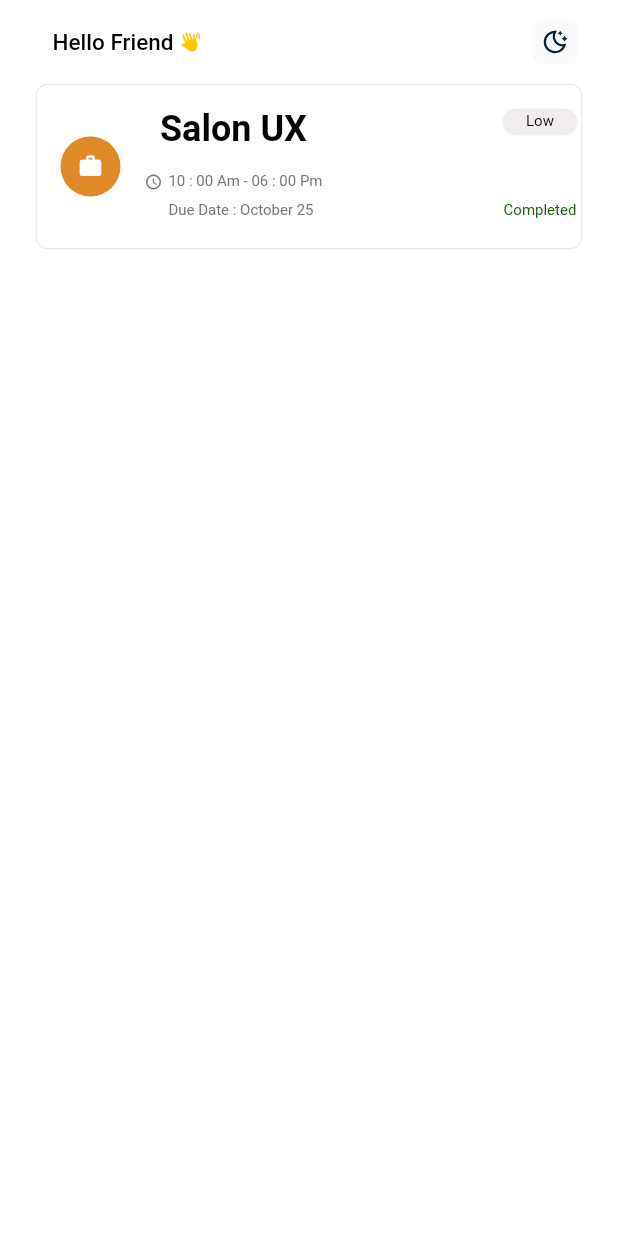
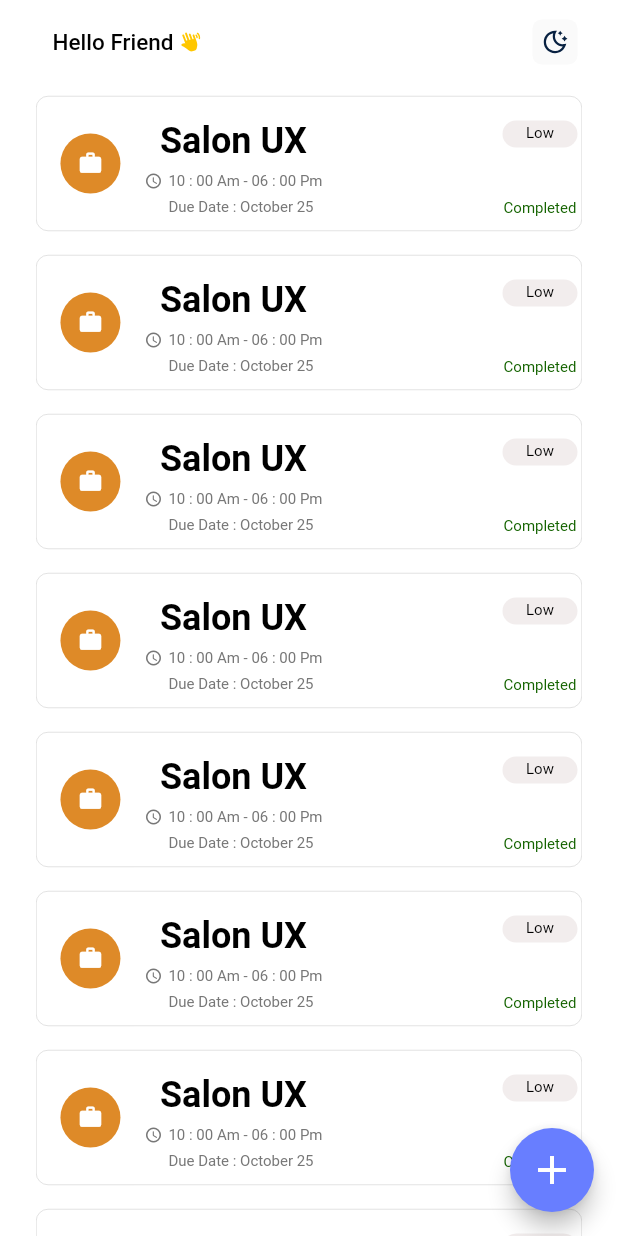
Before and after one commit to Rwan00/ToDo_Trax, a Flutter app: the screen it shows after launch, on a phone screen of 412 x 824 dp. Run offline on Flutter 3.47's test engine with Material 2 defaults, Android fonts, the phone set to English and light mode, and no system bars; our stand-ins replace flutter_staggered_animations, flutter_svg, get, get_storage, google_fonts, page_transition.

Commit message:
Show Tasks & Add BottomSheet

```diff
--- /dev/null
+++ b/lib/ui/methods/show_ongoing_tasks.dart
@@ -0,0 +1,30 @@
+import 'package:flutter/material.dart';
+import 'package:flutter_staggered_animations/flutter_staggered_animations.dart';
+import 'package:get/get.dart';
+
+import '../widgets/task_tile.dart';
+
+Expanded showOngoingTasks(Widget widget) {
+  return Expanded(
+    child: ListView.builder(
+        itemBuilder: (BuildContext context,int index){
+          return AnimationConfiguration.staggeredList(
+            duration: const Duration(milliseconds: 500),
+            position: index,
+            child: SlideAnimation(
+              horizontalOffset: 100,
+              child: FadeInAnimation(
+                child: GestureDetector(
+                  onTap: (){},
+                  child:   Padding(
+                    padding: const EdgeInsets.symmetric(vertical: 8.0),
+                    child:  widget,
+                  ),
+                ),
+              ),
+            ),
+          );
+        }
+    ),
+  );
+}
--- a/lib/ui/widgets/task_tile.dart
+++ b/lib/ui/widgets/task_tile.dart
@@ -2,14 +2,19 @@
 import 'package:get/get.dart';
 import 'package:todo_trax/ui/theme.dart';
 
-class TaskTile extends StatelessWidget {
-  const TaskTile({super.key});
+class TaskTile extends StatefulWidget {
+   const TaskTile({super.key});
 
   @override
+  State<TaskTile> createState() => _TaskTileState();
+}
+
+class _TaskTileState extends State<TaskTile> {
+  @override
   Widget build(BuildContext context) {
-    return Container(
-      //padding: const EdgeInsets.symmetric(horizontal: 25),
-      height: 110,
+    return  Container(
+      //padding: const EdgeInsets.symmetric(vertical: 25),
+      height: 90,
       //margin: EdgeInsets.all(16),
       decoration: BoxDecoration(
         border: Border.all(color: const Color(0xffBFBFBF),width: 0.3),
@@ -39,7 +44,7 @@
                 "Salon UX",
                 style: heading,
               ),
-              const SizedBox(height: 15,),
+              const SizedBox(height: 6.5,),
               Row(
                 children: <Widget>[
                   const Icon(Icons.access_time_rounded,
@@ -53,7 +58,7 @@
                   ),
                 ],
               ),
-              const SizedBox(height: 7,),
+              const SizedBox(height: 5.5,),
               Row(
                 children: <Widget>[
                   const SizedBox(width: 10,),
@@ -80,9 +85,9 @@
                     ),
                   ),
                 ),
-                const SizedBox(height: 37,),
+                const SizedBox(height: 28,),
                 Text("Completed",style: subHeading.copyWith(color: const Color.fromRGBO(20, 99, 0, 1)),),
-                const SizedBox(height: 16,),
+                //const SizedBox(height: 16,),
               ]
           )
         ],
--- a/pubspec.yaml
+++ b/pubspec.yaml
@@ -40,6 +40,8 @@
   google_fonts: ^6.1.0
   awesome_icons: ^1.1.0
   flutter_svg: ^2.0.7
+  flutter_staggered_animations: ^1.0.0
+  page_transition: ^2.1.0
 
 dev_dependencies:
   flutter_test:
```
Also changed, not shown: lib/ui/theme.dart (+11 -1 lines), lib/ui/views/add_task_view.dart (added, +33 -0 lines), lib/ui/views/ongoing_view.dart (+65 -7 lines), assets/images/done.gif (added), pubspec.lock.
